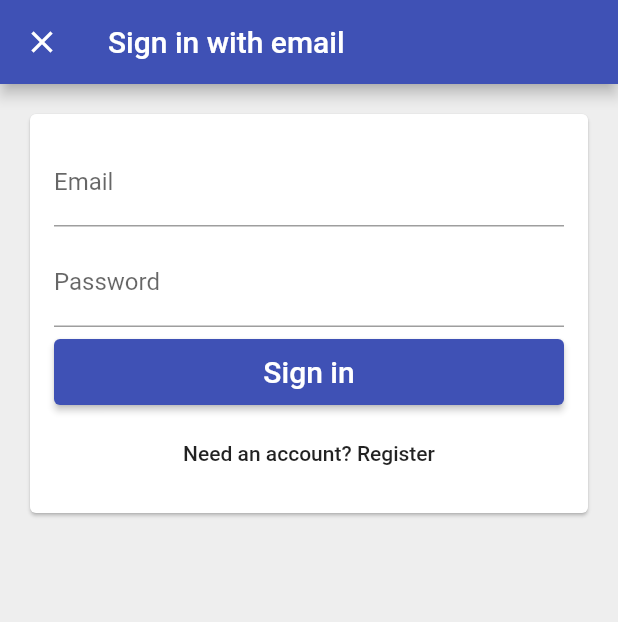
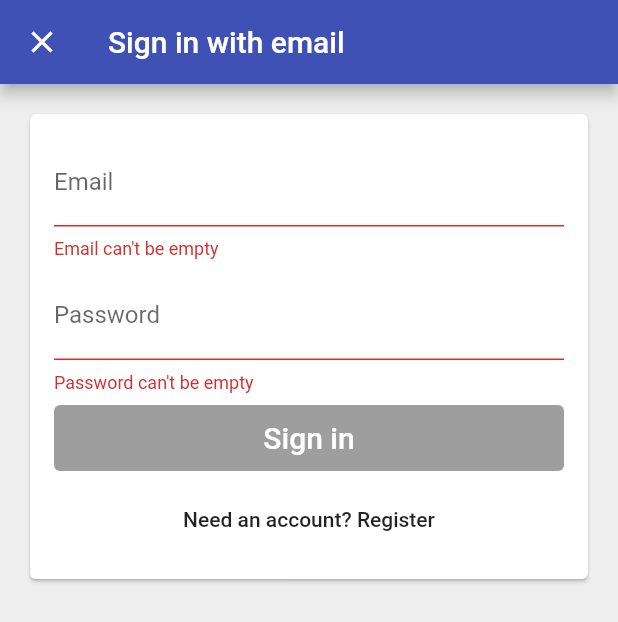
Before and after one commit to nishi-2400/flutter_time_tracker, a Flutter app: the screen it shows after launch, after a tap on "Sign in with Email", on a phone screen of 412 x 824 dp. Shown: the top 622 px of the screen. Run offline on Flutter 3.47's test engine with Material 2 defaults, Android fonts, the phone set to English and light mode, and no system bars; our stand-ins replace firebase_auth, firebase_core, google_sign_in; missing offline and left inert: flutter_login_facebook; accounts and stored records are empty.

Commit message:
Validatorクラス、テキストバリデーション

```diff
--- a/lib/app/sign_in/email_sign_in_form.dart
+++ b/lib/app/sign_in/email_sign_in_form.dart
@@ -1,12 +1,15 @@
 import 'package:flutter/material.dart';
+import 'package:flutter_time_tracker/app/sign_in/validators.dart';
 import 'package:flutter_time_tracker/common_widgets/form_submit_button.dart';
 import 'package:flutter_time_tracker/services/auth.dart';
 
 // フォームタイプを管理
 enum EmailSignInFormType { signIn, register }
 
-class EmailSignInForm extends StatefulWidget {
-  const EmailSignInForm({required this.auth});
+// with で mixin
+class EmailSignInForm extends StatefulWidget with EmailAndPasswordValidators {
+  EmailSignInForm({required this.auth});
+
   final AuthBase auth;
 
   @override
@@ -26,6 +29,7 @@ class _EmailSignInFormState extends State<EmailSignInForm> {
 
   // メールアドレスとパスワードのゲッター
   String get _email => _emailController.text;
+
   String get _password => _passwordController.text;
 
   // フォームのサブミット
@@ -39,7 +43,6 @@ class _EmailSignInFormState extends State<EmailSignInForm> {
 
       // Emailサインインページをpop-
       Navigator.of(context).pop();
-
     } catch (e) {
       print(e.toString());
     }
@@ -52,8 +55,9 @@ class _EmailSignInFormState extends State<EmailSignInForm> {
   // ステートの制御
   void _toggleFormType() {
     setState(() {
-      _formType = _formType == EmailSignInFormType.signIn ?
-          EmailSignInFormType.register : EmailSignInFormType.signIn;
+      _formType = _formType == EmailSignInFormType.signIn
+          ? EmailSignInFormType.register
+          : EmailSignInFormType.signIn;
     });
 
     _emailController.clear();
@@ -62,17 +66,23 @@ class _EmailSignInFormState extends State<EmailSignInForm> {
 
   List<Widget> _buildChildren() {
     // ボタンの表示内容の制御
-    final primaryText = _formType == EmailSignInFormType.signIn ?
-    'Sign in' : 'Create an account';
-    final secondaryText = _formType == EmailSignInFormType.signIn ?
-    'Need an account? Register' : 'Have an account? Sign In';
+    final primaryText = _formType == EmailSignInFormType.signIn
+        ? 'Sign in'
+        : 'Create an account';
+    final secondaryText = _formType == EmailSignInFormType.signIn
+        ? 'Need an account? Register'
+        : 'Have an account? Sign In';
+    // submitボタンの制御
+    bool submitEnabled = widget.emailValidator.isValid(_email) &&
+        widget.passwordValidator.isValid(_password);
 
     return [
       _buildEmailTextField(),
       SizedBox(height: 8.0),
       _buildPasswordTextField(),
       SizedBox(height: 8.0),
-      FormSubmitButton(text: primaryText, onPressed: _submit),
+      FormSubmitButton(
+          text: primaryText, onPressed: submitEnabled ? _submit : null),
       SizedBox(height: 8.0),
       // フォームタイプの切り替え
       FlatButton(
@@ -83,20 +93,24 @@ class _EmailSignInFormState extends State<EmailSignInForm> {
   }
 
   TextField _buildPasswordTextField() {
+    bool passwordValid = widget.passwordValidator.isValid(_password);
     return TextField(
       controller: _passwordController,
       focusNode: _passwordFocusNode,
       obscureText: true,
       onEditingComplete: _submit,
       decoration: InputDecoration(
-        labelText: 'Password',
+          labelText: 'Password',
+          errorText: passwordValid ? null : widget.invalidPasswordErrorText,
       ),
       // エンターキーの変更
       textInputAction: TextInputAction.done,
+      onChanged: (password) => _updateState(),
     );
   }
 
   TextField _buildEmailTextField() {
+    bool emailValid = widget.emailValidator.isValid(_email);
     return TextField(
       controller: _emailController,
       focusNode: _emailFocusNode,
@@ -104,6 +118,7 @@ class _EmailSignInFormState extends State<EmailSignInForm> {
       decoration: InputDecoration(
         labelText: 'Email',
         hintText: 'test@test.com',
+        errorText: emailValid ? null : widget.invalidEmailErrorText,
       ),
       // 予測変換を表示しない。
       autocorrect: false,
@@ -111,6 +126,7 @@ class _EmailSignInFormState extends State<EmailSignInForm> {
       keyboardType: TextInputType.emailAddress,
       // エンターキーの変更
       textInputAction: TextInputAction.next,
+      onChanged: (email) => _updateState(),
     );
   }
 
@@ -125,4 +141,8 @@ class _EmailSignInFormState extends State<EmailSignInForm> {
       ),
     );
   }
+
+  void _updateState() {
+    setState(() {});
+  }
 }
--- /dev/null
+++ b/lib/app/sign_in/validators.dart
@@ -0,0 +1,20 @@
+abstract class StringValidator {
+  bool isValid(String value);
+}
+
+class NonEmptyStringValidator implements StringValidator {
+  @override
+  bool isValid(String value) {
+    return value.isNotEmpty;
+  }
+}
+
+class EmailAndPasswordValidators {
+  final StringValidator emailValidator = NonEmptyStringValidator();
+  final StringValidator passwordValidator = NonEmptyStringValidator();
+
+  // エラーメッセージ
+  final String invalidEmailErrorText = 'Email can\'t be empty';
+  final String invalidPasswordErrorText = 'Password can\'t be empty';
+
+}
--- a/lib/common_widgets/custom_raised_button.dart
+++ b/lib/common_widgets/custom_raised_button.dart
@@ -14,7 +14,7 @@ class CustomRaisedButton extends StatelessWidget {
   final Color color;
   final double borderRadius;
   final double height;
-  final VoidCallback onPressed;
+  final VoidCallback? onPressed;
 
   @override
   Widget build(BuildContext context) {
--- a/lib/common_widgets/form_submit_button.dart
+++ b/lib/common_widgets/form_submit_button.dart
@@ -13,6 +13,6 @@ class FormSubmitButton extends CustomRaisedButton {
     height: 44.0,
     color: Colors.indigo,
     borderRadius: 4.0,
-    onPressed: onPressed!,
+    onPressed: onPressed,
   );
 }
```
